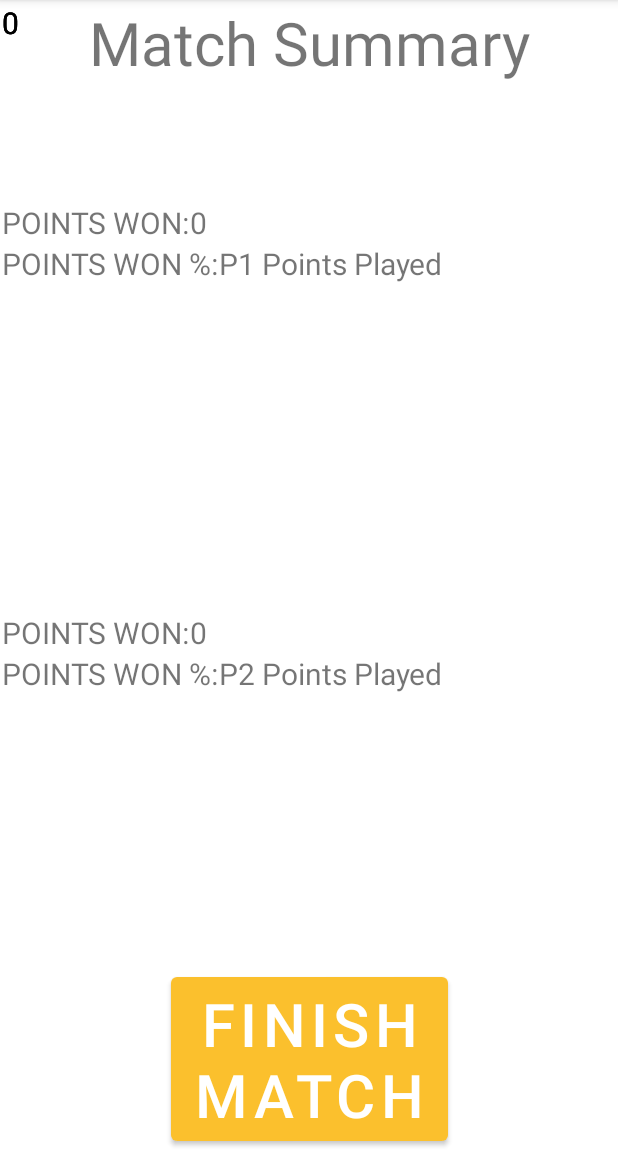
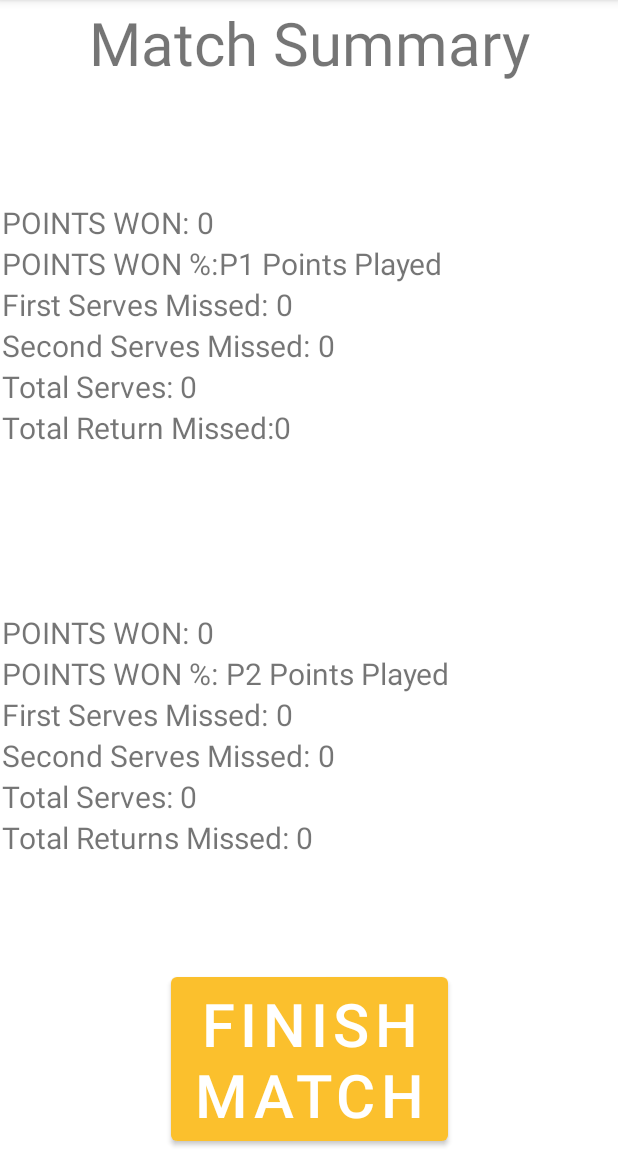
Before and after one commit to TennisTracker/TennisTracker, an Android app: the MatchSumFrag screen opened through its navigation route, on a phone screen of 412 x 824 dp, the part 84-1236 px from its top. Run offline under Robolectric (Android 15) with nearby library versions, the phone set to English and light mode, and no system bars; our stand-ins replace Firebase (no records; nobody signed in at launch, a user with empty details on screens opened directly); 2 statements that could not run were skipped.

```diff
--- a/app/src/main/java/com/example/tennistracker/MatchScoringFrag.kt
+++ b/app/src/main/java/com/example/tennistracker/MatchScoringFrag.kt
@@ -85,7 +85,7 @@ class MatchScoringFrag : Fragment() {
                 pointScored(1)
             }
 
-            if (newMatchViewModel.FirstServer == 0){
+            if (newMatchViewModel.FirstServer == 1){
                 newMatchViewModel.P1ServesTotal +=1
             }
             else{
@@ -120,17 +120,21 @@ class MatchScoringFrag : Fragment() {
             else{
                 pointScored(2)
             }
+            if (newMatchViewModel.FirstServer == 1){
+                newMatchViewModel.P1ServesTotal +=1
+            }
+            else{
+                newMatchViewModel.P2ServesTotal +=1
+            }
         }
 
 
         btnFirstServeMiss.setOnClickListener{
             if (newMatchViewModel.FirstServer == 1){
                 newMatchViewModel.P1TotalFirstServeMissed += 1
-                newMatchViewModel.P1ServesTotal +=1
             }
             else if (newMatchViewModel.FirstServer == 2){
-                newMatchViewModel.P2TotalFirstServeMissed =+ 1
-                newMatchViewModel.P2ServesTotal +=1
+                newMatchViewModel.P2TotalFirstServeMissed += 1
             }
         }
 
@@ -171,6 +175,13 @@ class MatchScoringFrag : Fragment() {
             newMatchViewModel.P2totalpoints +=1
         }
         newMatchViewModel.totalpoints +=1
+        if (newMatchViewModel.FirstServer ==1){
+            newMatchViewModel.P1FirstServesHit += 1
+        }
+        else if (newMatchViewModel.FirstServer ==2){
+            newMatchViewModel.P2FirstServesHit +=1
+        }
+
 
     }
 
--- a/app/src/main/java/com/example/tennistracker/NewMatchViewModel.kt
+++ b/app/src/main/java/com/example/tennistracker/NewMatchViewModel.kt
@@ -31,6 +31,8 @@ class NewMatchViewModel(private  val savedStateHandle: SavedStateHandle): ViewMo
     var P1ServesTotal = 0
     var P2ServesTotal = 0
     var FirstServer = 0
+    var P1FirstServesHit = 0
+    var P2FirstServesHit = 0
 
 
 }
--- a/app/src/main/res/layout/fragment_match_sum.xml
+++ b/app/src/main/res/layout/fragment_match_sum.xml
@@ -41,7 +41,7 @@
         android:id="@+id/pointsWon"
         android:layout_width="wrap_content"
         android:layout_height="wrap_content"
-        android:text="POINTS WON:"
+        android:text="POINTS WON: "
         android:textSize="20dp"
         app:layout_constraintStart_toStartOf="parent"
         app:layout_constraintTop_toBottomOf="@+id/txtP1Name" />
@@ -50,7 +50,7 @@
         android:id="@+id/pointsWon2"
         android:layout_width="wrap_content"
         android:layout_height="wrap_content"
-        android:text="POINTS WON:"
+        android:text="POINTS WON: "
         android:textSize="20dp"
         app:layout_constraintStart_toStartOf="parent"
         app:layout_constraintTop_toBottomOf="@+id/txtP2Name" />
@@ -86,7 +86,7 @@
         android:id="@+id/pointsPlayed2"
         android:layout_width="wrap_content"
         android:layout_height="wrap_content"
-        android:text="POINTS WON %:"
+        android:text="POINTS WON %: "
         android:textSize="20dp"
         app:layout_constraintStart_toStartOf="parent"
         app:layout_constraintTop_toBottomOf="@+id/pointsWon2" />
@@ -110,41 +110,104 @@
         app:layout_constraintTop_toTopOf="@+id/pointsPlayed2" />
 
     <TextView
+        android:id="@+id/txtP1TotalFirstServeMissedText"
+        android:layout_width="wrap_content"
+        android:layout_height="wrap_content"
+        android:text="First Serves Missed: "
+        android:textSize="20dp"
+        app:layout_constraintStart_toStartOf="parent"
+        app:layout_constraintTop_toBottomOf="@+id/pointsPlayed" />
+
+    <TextView
         android:id="@+id/txtP1TotalFirstServeMissed"
         android:layout_width="wrap_content"
         android:layout_height="wrap_content"
         android:text="P1 Total First Serve Missed"
-        android:textSize="20dp" />
+        android:textSize="20dp"
+
+        app:layout_constraintStart_toEndOf="@+id/txtP1TotalFirstServeMissedText"
+        app:layout_constraintTop_toBottomOf="@+id/pointsPlayed" />
+
+    <TextView
+        android:id="@+id/txtP2TotalFirstServeMissedText"
+        android:layout_width="wrap_content"
+        android:layout_height="wrap_content"
+        android:text="First Serves Missed: "
+        android:textSize="20dp"
+        app:layout_constraintStart_toStartOf="parent"
+        app:layout_constraintTop_toBottomOf="@+id/pointsPlayed2" />
 
     <TextView
         android:id="@+id/txtP2TotalFirstServeMissed"
         android:layout_width="wrap_content"
         android:layout_height="wrap_content"
         android:text="P2 Total First Serve Missed"
-        android:textSize="20dp" />
+        android:textSize="20dp"
+        app:layout_constraintStart_toEndOf="@+id/txtP2TotalFirstServeMissedText"
+        app:layout_constraintTop_toBottomOf="@+id/pointsPlayed2" />
+
+    <TextView
+        android:id="@+id/txtP1TotalSecondServeMissedText"
+        android:layout_width="wrap_content"
+        android:layout_height="wrap_content"
+        android:text="Second Serves Missed: "
+        android:textSize="20dp"
+        app:layout_constraintStart_toStartOf="parent"
+        app:layout_constraintTop_toBottomOf="@+id/txtP1TotalFirstServeMissedText" />
 
     <TextView
         android:id="@+id/txtP1TotalSecondServeMissed"
         android:layout_width="wrap_content"
         android:layout_height="wrap_content"
-        android:text="P1 Second Serve Percentage Missed"
-        android:textSize="20dp" />
+        android:text="P1 Second Serve Missed"
+        android:textSize="20dp"
+        app:layout_constraintStart_toEndOf="@+id/txtP1TotalSecondServeMissedText"
+        app:layout_constraintTop_toBottomOf="@+id/txtP1TotalFirstServeMissed" />
+
+    <TextView
+        android:id="@+id/txtP2TotalSecondServeMissedText"
+        android:layout_width="wrap_content"
+        android:layout_height="wrap_content"
+        android:text="Second Serves Missed: "
+        android:textSize="20dp"
+        app:layout_constraintStart_toStartOf="parent"
+        app:layout_constraintTop_toBottomOf="@+id/txtP2TotalFirstServeMissedText" />
 
     <TextView
         android:id="@+id/txtP2TotalSecondServeMissed"
         android:layout_width="wrap_content"
         android:layout_height="wrap_content"
         android:text="P2 Total Second Serve Missed"
-        android:textSize="20dp" />
+        android:textSize="20dp"
+        app:layout_constraintStart_toEndOf="@+id/txtP2TotalSecondServeMissedText"
+        app:layout_constraintTop_toBottomOf="@+id/txtP2TotalFirstServeMissed" />
+
+    <TextView
+        android:id="@+id/txtP1TotalReturnMissedText"
+        android:layout_width="wrap_content"
+        android:layout_height="wrap_content"
+        android:text="Total Return Missed:"
+        android:textSize="20dp"
+        app:layout_constraintStart_toStartOf="parent"
+        app:layout_constraintTop_toBottomOf="@+id/txtP1ServesTotalText" />
 
     <TextView
         android:id="@+id/txtP1TotalReturnMissed"
         android:layout_width="wrap_content"
         android:layout_height="wrap_content"
-        android:text="P1 Total Return Missed"
+        android:text="Total Return Missed: "
         android:textSize="20dp"
-        tools:layout_editor_absoluteX="49dp"
-        tools:layout_editor_absoluteY="544dp" />
+        app:layout_constraintStart_toEndOf="@+id/txtP1TotalReturnMissedText"
+        app:layout_constraintTop_toTopOf="@+id/txtP1TotalReturnMissedText" />
+
+    <TextView
+        android:id="@+id/txtP2TotalReturnMissedText"
+        android:layout_width="wrap_content"
+        android:layout_height="wrap_content"
+        android:text="Total Returns Missed: "
+        android:textSize="20dp"
+        app:layout_constraintStart_toStartOf="parent"
+        app:layout_constraintTop_toBottomOf="@+id/txtP2ServesTotal" />
 
     <TextView
         android:id="@+id/txtP2TotalReturnMissed"
@@ -152,8 +215,17 @@
         android:layout_height="wrap_content"
         android:text="P2 Total Return Missed"
         android:textSize="20dp"
-        tools:layout_editor_absoluteX="36dp"
-        tools:layout_editor_absoluteY="481dp" />
+        app:layout_constraintStart_toEndOf="@+id/txtP2TotalReturnMissedText"
+        app:layout_constraintTop_toBottomOf="@+id/txtP2ServesTotal" />
+
+    <TextView
+        android:id="@+id/txtP1ServesTotalText"
+        android:layout_width="wrap_content"
+        android:layout_height="wrap_content"
+        android:text="Total Serves: "
+        android:textSize="20dp"
+        app:layout_constraintStart_toStartOf="parent"
+        app:layout_constraintTop_toBottomOf="@+id/txtP1TotalSecondServeMissed" />
 
     <TextView
         android:id="@+id/txtP1ServesTotal"
@@ -161,8 +233,17 @@
         android:layout_height="wrap_content"
         android:text="P1Total Serves"
         android:textSize="20dp"
-        tools:layout_editor_absoluteX="43dp"
-        tools:layout_editor_absoluteY="248dp" />
+        app:layout_constraintStart_toEndOf="@+id/txtP1ServesTotalText"
+        app:layout_constraintTop_toBottomOf="@+id/txtP1TotalSecondServeMissed" />
+
+    <TextView
+        android:id="@+id/txtP2ServesTotalText"
+        android:layout_width="wrap_content"
+        android:layout_height="wrap_content"
+        android:text="Total Serves: "
+        android:textSize="20dp"
+        app:layout_constraintStart_toStartOf="parent"
+        app:layout_constraintTop_toBottomOf="@+id/txtP2TotalSecondServeMissed" />
 
     <TextView
         android:id="@+id/txtP2ServesTotal"
@@ -170,8 +251,8 @@
         android:layout_height="wrap_content"
         android:text="P2 Total Serves"
         android:textSize="20dp"
-        tools:layout_editor_absoluteX="43dp"
-        tools:layout_editor_absoluteY="275dp" />
+        app:layout_constraintStart_toEndOf="@+id/txtP2ServesTotalText"
+        app:layout_constraintTop_toBottomOf="@+id/txtP2TotalSecondServeMissed" />
 
     <Button
         android:id="@+id/btnFinishMatch"
```
